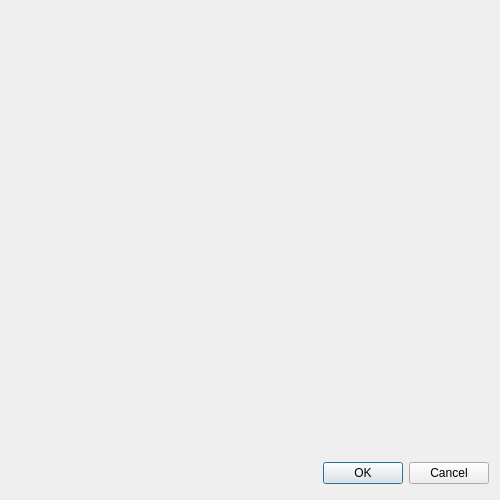
Old version of the form FRAn/clusteranalysis.ui in the repository azioba/FRAn.
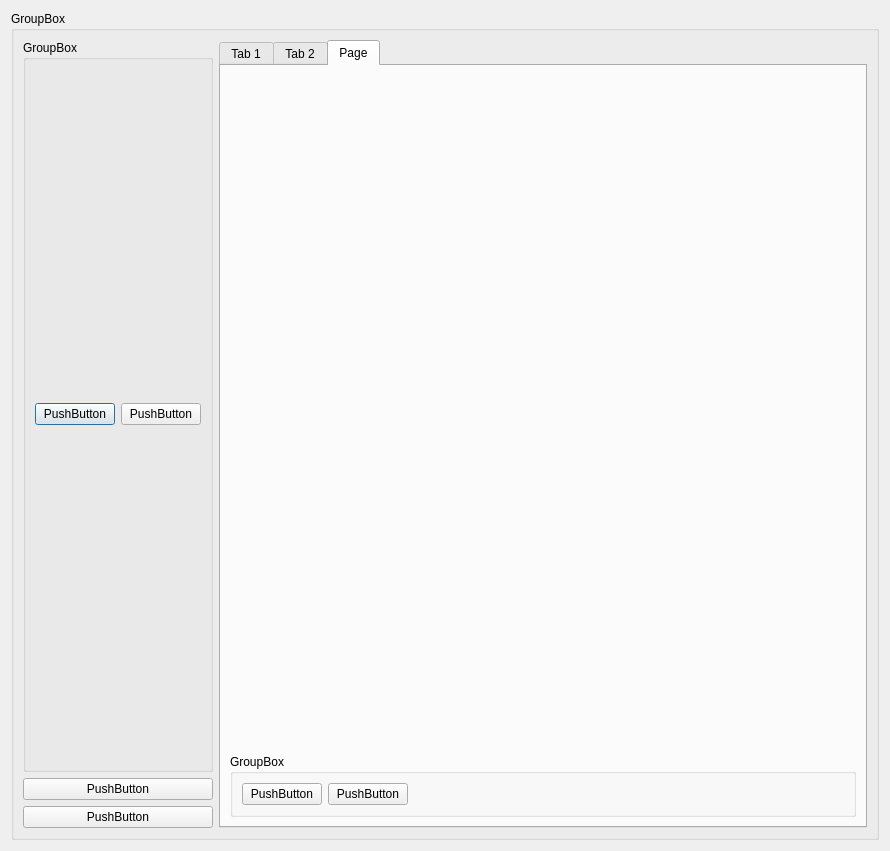
New version of the form. Custom widgets are drawn as their Qt base class.

Commit message: Cluster  windows modified

The edit to the form file:
```diff
--- a/FRAn/clusteranalysis.ui
+++ b/FRAn/clusteranalysis.ui
@@ -6,8 +6,8 @@
    <rect>
     <x>0</x>
     <y>0</y>
-    <width>500</width>
-    <height>500</height>
+    <width>890</width>
+    <height>851</height>
    </rect>
   </property>
   <property name="windowTitle">
@@ -15,69 +15,259 @@
   </property>
   <layout class="QVBoxLayout" name="verticalLayout">
    <item>
-    <spacer name="verticalSpacer">
-     <property name="orientation">
-      <enum>Qt::Vertical</enum>
+    <widget class="QGroupBox" name="groupBox">
+     <property name="title">
+      <string>GroupBox</string>
      </property>
-     <property name="sizeHint" stdset="0">
-      <size>
-       <width>20</width>
-       <height>40</height>
-      </size>
-     </property>
-    </spacer>
-   </item>
-   <item>
-    <layout class="QHBoxLayout">
-     <property name="spacing">
-      <number>6</number>
-     </property>
-     <property name="sizeConstraint">
-      <enum>QLayout::SetFixedSize</enum>
-     </property>
-     <property name="leftMargin">
-      <number>0</number>
-     </property>
-     <property name="topMargin">
-      <number>0</number>
-     </property>
-     <property name="rightMargin">
-      <number>0</number>
-     </property>
-     <property name="bottomMargin">
-      <number>0</number>
-     </property>
-     <item>
-      <spacer>
-       <property name="orientation">
-        <enum>Qt::Horizontal</enum>
-       </property>
-       <property name="sizeHint" stdset="0">
-        <size>
-         <width>131</width>
-         <height>31</height>
-        </size>
-       </property>
-      </spacer>
-     </item>
-     <item>
-      <widget class="QPushButton" name="okButton">
-       <property name="text">
-        <string>OK</string>
-       </property>
-      </widget>
-     </item>
-     <item>
-      <widget class="QPushButton" name="cancelButton">
-       <property name="text">
-        <string>Cancel</string>
-       </property>
-      </widget>
-     </item>
-    </layout>
+     <layout class="QHBoxLayout" name="horizontalLayout">
+      <item>
+       <layout class="QVBoxLayout" name="verticalLayout_2">
+        <item>
+         <widget class="QGroupBox" name="groupBox_5">
+          <property name="title">
+           <string>GroupBox</string>
+          </property>
+          <layout class="QHBoxLayout" name="horizontalLayout_2">
+           <item>
+            <widget class="QPushButton" name="pushButton_10">
+             <property name="sizePolicy">
+              <sizepolicy hsizetype="Minimum" vsizetype="Fixed">
+               <horstretch>0</horstretch>
+               <verstretch>0</verstretch>
+              </sizepolicy>
+             </property>
+             <property name="text">
+              <string>PushButton</string>
+             </property>
+            </widget>
+           </item>
+           <item>
+            <widget class="QPushButton" name="pushButton_9">
+             <property name="sizePolicy">
+              <sizepolicy hsizetype="Minimum" vsizetype="Fixed">
+               <horstretch>0</horstretch>
+               <verstretch>0</verstretch>
+              </sizepolicy>
+             </property>
+             <property name="text">
+              <string>PushButton</string>
+             </property>
+            </widget>
+           </item>
+          </layout>
+         </widget>
+        </item>
+        <item>
+         <widget class="QPushButton" name="pushButton_2">
+          <property name="sizePolicy">
+           <sizepolicy hsizetype="Minimum" vsizetype="Fixed">
+            <horstretch>0</horstretch>
+            <verstretch>0</verstretch>
+           </sizepolicy>
+          </property>
+          <property name="text">
+           <string>PushButton</string>
+          </property>
+         </widget>
+        </item>
+        <item>
+         <widget class="QPushButton" name="pushButton">
+          <property name="sizePolicy">
+           <sizepolicy hsizetype="Minimum" vsizetype="Fixed">
+            <horstretch>0</horstretch>
+            <verstretch>0</verstretch>
+           </sizepolicy>
+          </property>
+          <property name="text">
+           <string>PushButton</string>
+          </property>
+         </widget>
+        </item>
+       </layout>
+      </item>
+      <item>
+       <layout class="QVBoxLayout" name="verticalLayout_5">
+        <item>
+         <widget class="QTabWidget" name="Histogram">
+          <property name="currentIndex">
+           <number>2</number>
+          </property>
+          <widget class="QWidget" name="tab">
+           <attribute name="title">
+            <string>Tab 1</string>
+           </attribute>
+           <layout class="QVBoxLayout" name="verticalLayout_6">
+            <item>
+             <widget class="QCustomPlot" name="widget" native="true">
+              <property name="sizePolicy">
+               <sizepolicy hsizetype="Preferred" vsizetype="Expanding">
+                <horstretch>0</horstretch>
+                <verstretch>0</verstretch>
+               </sizepolicy>
+              </property>
+             </widget>
+            </item>
+            <item>
+             <widget class="QGroupBox" name="groupBox_4">
+              <property name="title">
+               <string>GroupBox</string>
+              </property>
+              <layout class="QHBoxLayout" name="horizontalLayout_5">
+               <item>
+                <widget class="QPushButton" name="pushButton_7">
+                 <property name="text">
+                  <string>PushButton</string>
+                 </property>
+                </widget>
+               </item>
+               <item>
+                <widget class="QPushButton" name="pushButton_8">
+                 <property name="text">
+                  <string>PushButton</string>
+                 </property>
+                </widget>
+               </item>
+               <item>
+                <spacer name="horizontalSpacer_3">
+                 <property name="orientation">
+                  <enum>Qt::Horizontal</enum>
+                 </property>
+                 <property name="sizeHint" stdset="0">
+                  <size>
+                   <width>40</width>
+                   <height>20</height>
+                  </size>
+                 </property>
+                </spacer>
+               </item>
+              </layout>
+             </widget>
+            </item>
+           </layout>
+          </widget>
+          <widget class="QWidget" name="tab_2">
+           <attribute name="title">
+            <string>Tab 2</string>
+           </attribute>
+           <layout class="QVBoxLayout" name="verticalLayout_3">
+            <item>
+             <widget class="QCustomPlot" name="widget_2" native="true">
+              <property name="sizePolicy">
+               <sizepolicy hsizetype="Preferred" vsizetype="Expanding">
+                <horstretch>0</horstretch>
+                <verstretch>0</verstretch>
+               </sizepolicy>
+              </property>
+             </widget>
+            </item>
+            <item>
+             <widget class="QGroupBox" name="groupBox_3">
+              <property name="title">
+               <string>GroupBox</string>
+              </property>
+              <layout class="QHBoxLayout" name="horizontalLayout_4">
+               <item>
+                <widget class="QPushButton" name="pushButton_5">
+                 <property name="text">
+                  <string>PushButton</string>
+                 </property>
+                </widget>
+               </item>
+               <item>
+                <widget class="QPushButton" name="pushButton_6">
+                 <property name="text">
+                  <string>PushButton</string>
+                 </property>
+                </widget>
+               </item>
+               <item>
+                <spacer name="horizontalSpacer_2">
+                 <property name="orientation">
+                  <enum>Qt::Horizontal</enum>
+                 </property>
+                 <property name="sizeHint" stdset="0">
+                  <size>
+                   <width>40</width>
+                   <height>20</height>
+                  </size>
+                 </property>
+                </spacer>
+               </item>
+              </layout>
+             </widget>
+            </item>
+           </layout>
+          </widget>
+          <widget class="QWidget" name="tab_3">
+           <attribute name="title">
+            <string>Page</string>
+           </attribute>
+           <layout class="QVBoxLayout" name="verticalLayout_4">
+            <item>
+             <widget class="QCustomPlot" name="widget_3" native="true">
+              <property name="sizePolicy">
+               <sizepolicy hsizetype="Preferred" vsizetype="Expanding">
+                <horstretch>0</horstretch>
+                <verstretch>0</verstretch>
+               </sizepolicy>
+              </property>
+             </widget>
+            </item>
+            <item>
+             <widget class="QGroupBox" name="groupBox_2">
+              <property name="title">
+               <string>GroupBox</string>
+              </property>
+              <layout class="QHBoxLayout" name="horizontalLayout_3">
+               <item>
+                <widget class="QPushButton" name="pushButton_3">
+                 <property name="text">
+                  <string>PushButton</string>
+                 </property>
+                </widget>
+               </item>
+               <item>
+                <widget class="QPushButton" name="pushButton_4">
+                 <property name="text">
+                  <string>PushButton</string>
+                 </property>
+                </widget>
+               </item>
+               <item>
+                <spacer name="horizontalSpacer">
+                 <property name="orientation">
+                  <enum>Qt::Horizontal</enum>
+                 </property>
+                 <property name="sizeHint" stdset="0">
+                  <size>
+                   <width>40</width>
+                   <height>20</height>
+                  </size>
+                 </property>
+                </spacer>
+               </item>
+              </layout>
+             </widget>
+            </item>
+           </layout>
+          </widget>
+         </widget>
+        </item>
+       </layout>
+      </item>
+     </layout>
+    </widget>
    </item>
   </layout>
  </widget>
+ <customwidgets>
+  <customwidget>
+   <class>QCustomPlot</class>
+   <extends>QWidget</extends>
+   <header>qcustomplot.h</header>
+   <container>1</container>
+  </customwidget>
+ </customwidgets>
  <resources/>
  <connections>
   <connection>
```
Left out of the diff: 35 changed lines with no effect on the pictures. The commit also changes 1 other file.
